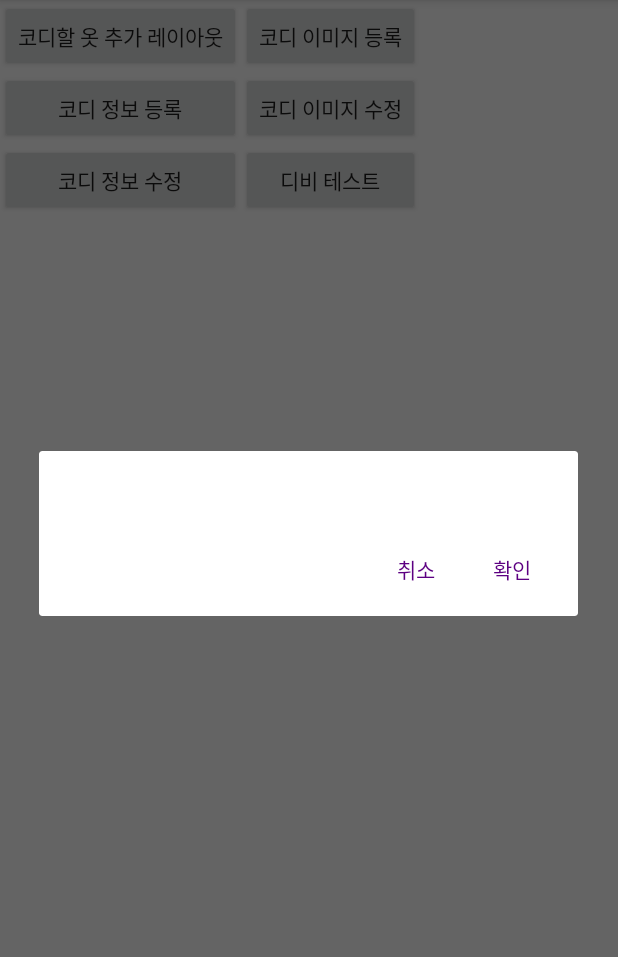
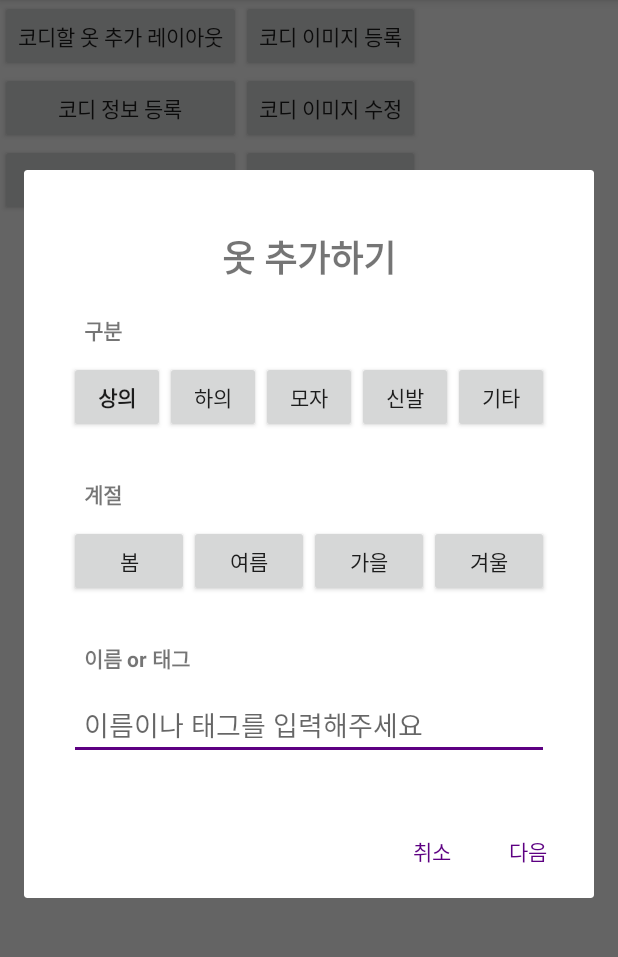
Before and after one commit to Ohrotan/MyLook, an Android app: the TestRanActivity screen opened directly, with no data from a screen before it, after a tap on "코디할 옷 추가 레이아웃", on a phone screen of 412 x 824 dp, the part 84-1041 px from its top. Run offline under Robolectric (Android 15) with nearby library versions, the phone set to English and light mode, and no system bars.

Commit message:
코디옷추가 검색창 레이아웃, 검색결과창 레이아웃

```diff
--- a/app/build.gradle
+++ b/app/build.gradle
@@ -27,5 +27,6 @@ dependencies {
     testImplementation 'junit:junit:4.12'
     androidTestImplementation 'androidx.test:runner:1.2.0'
     androidTestImplementation 'androidx.test.espresso:espresso-core:3.2.0'
+    implementation 'androidx.gridlayout:gridlayout:1.0.0'
 }
 apply plugin: 'com.google.gms.google-services'
--- a/app/src/main/java/com/ssu/mylook/TestRanActivity.java
+++ b/app/src/main/java/com/ssu/mylook/TestRanActivity.java
@@ -1,12 +1,18 @@
 package com.ssu.mylook;
 
+import android.content.Context;
 import android.content.DialogInterface;
 import android.content.Intent;
 import android.os.Bundle;
 import android.view.LayoutInflater;
 import android.view.View;
+import android.view.ViewGroup;
+import android.widget.BaseAdapter;
 import android.widget.Button;
+import android.widget.GridView;
 import android.widget.Toast;
+
+import java.util.ArrayList;
 
 import androidx.appcompat.app.AlertDialog;
 import androidx.appcompat.app.AppCompatActivity;
@@ -19,7 +25,11 @@ public class TestRanActivity extends AppCompatActivity implements View.OnClickLi
     Button btn5;
     Button btn6;
 
+    //옷 추가 레이아웃
     AlertDialog dialog;
+    GridView listView;
+    ClotheListAdapter myListAdapter;
+    ArrayList<ClotheListItem> list_itemArrayList;
 
 
     @Override
@@ -34,23 +44,37 @@ public class TestRanActivity extends AppCompatActivity implements View.OnClickLi
         btn5 = findViewById(R.id.button5);
         btn6 = findViewById(R.id.button6);
 
+        //옷 추가 레이아웃
+        list_itemArrayList = new ArrayList<ClotheListItem>();
+        listView = (GridView)findViewById(R.id.coordi_clothe_result_view);
+
     }
 
     @Override
     public void onClick(View v) {
         Intent intent;
         if(v == btn1){ //코디할 옷 추가 레이아웃
-            AlertDialog.Builder builder = new AlertDialog.Builder(this);
+           final AlertDialog.Builder builder = new AlertDialog.Builder(this);
 
-            LayoutInflater inflater = (LayoutInflater)getSystemService(LAYOUT_INFLATER_SERVICE);
-            View bookAddPopup = inflater.inflate(R.layout.layout_clothe_add,null);
-            builder.setView(bookAddPopup);
-            builder.setPositiveButton("확인",new DialogInterface.OnClickListener() {
+            final LayoutInflater inflater = (LayoutInflater)getSystemService(LAYOUT_INFLATER_SERVICE);
+            View clotheAddPopup = inflater.inflate(R.layout.layout_clothe_add_search,null);
+            builder.setView(clotheAddPopup);
+            builder.setPositiveButton("다음",new DialogInterface.OnClickListener() {
                 @Override
-                public void onClick(DialogInterface dialog, int which) {
-                    Toast.makeText(TestRanActivity.this,
-                            "코디할 옷 추가",Toast.LENGTH_SHORT).show();
-                        //제목이나 저자로 책검색 이동
+                public void onClick(DialogInterface dialo, int which) {
+                    View clotheAddPopup = inflater.inflate(R.layout.layout_clothe_add,null);
+                    builder.setView(clotheAddPopup);
+                    builder.setPositiveButton("다음",new DialogInterface.OnClickListener() {
+                        @Override
+                        public void onClick(DialogInterface dialog, int which) {
+
+                        }
+                    });
+                    builder.setNegativeButton("취소",null);
+
+
+                    dialog = builder.create();
+                    dialog.show();
 
                 }
             });
--- /dev/null
+++ b/app/src/main/res/layout/layout_clothe_add_search.xml
@@ -0,0 +1,130 @@
+<?xml version="1.0" encoding="utf-8"?>
+<LinearLayout xmlns:android="http://schemas.android.com/apk/res/android"
+    android:orientation="vertical" android:layout_width="match_parent"
+    android:layout_height="match_parent"
+    android:padding="30dp">
+
+    <TextView
+        android:id="@+id/textView"
+        android:layout_width="match_parent"
+        android:layout_height="wrap_content"
+        android:text="옷 추가하기"
+        android:textAlignment="center"
+        android:textSize="24dp"
+        android:padding="10dp"
+        android:textStyle="bold" />
+
+    <TextView
+        android:id="@+id/textView2"
+        android:layout_width="match_parent"
+        android:layout_height="wrap_content"
+        android:text="구분"
+        android:padding="10dp"
+        android:textStyle="bold" />
+
+    <LinearLayout
+        android:layout_width="match_parent"
+        android:layout_height="wrap_content"
+        android:paddingBottom="20dp"
+        android:orientation="horizontal">
+
+        <Button
+            android:id="@+id/button"
+            android:layout_width="wrap_content"
+            android:layout_height="wrap_content"
+            android:layout_weight="1"
+            android:text="상의"
+            android:textStyle="bold" />
+
+        <Button
+            android:id="@+id/button7"
+            android:layout_width="wrap_content"
+            android:layout_height="wrap_content"
+            android:layout_weight="1"
+
+            android:text="하의" />
+
+        <Button
+            android:id="@+id/button8"
+            android:layout_width="wrap_content"
+            android:layout_height="wrap_content"
+            android:layout_weight="1"
+
+            android:text="모자" />
+
+        <Button
+            android:id="@+id/button9"
+            android:layout_width="wrap_content"
+            android:layout_height="wrap_content"
+            android:layout_weight="1"
+
+            android:text="신발" />
+
+        <Button
+            android:id="@+id/button10"
+            android:layout_width="wrap_content"
+            android:layout_height="wrap_content"
+            android:layout_weight="1"
+            android:text="기타" />
+    </LinearLayout>
+
+    <TextView
+        android:id="@+id/textView3"
+        android:layout_width="match_parent"
+        android:layout_height="wrap_content"
+        android:text="계절"
+        android:padding="10dp"
+        android:textStyle="bold" />
+
+    <LinearLayout
+        android:layout_width="match_parent"
+        android:layout_height="wrap_content"
+        android:paddingBottom="20dp"
+        android:orientation="horizontal">
+
+        <Button
+            android:id="@+id/button11"
+            android:layout_width="wrap_content"
+            android:layout_height="wrap_content"
+            android:layout_weight="1"
+            android:text="봄" />
+
+        <Button
+            android:id="@+id/button12"
+            android:layout_width="wrap_content"
+            android:layout_height="wrap_content"
+            android:layout_weight="1"
+            android:text="여름" />
+
+        <Button
+            android:id="@+id/button13"
+            android:layout_width="wrap_content"
+            android:layout_height="wrap_content"
+            android:layout_weight="1"
+            android:text="가을" />
+
+        <Button
+            android:id="@+id/button14"
+            android:layout_width="wrap_content"
+            android:layout_height="wrap_content"
+            android:layout_weight="1"
+            android:text="겨울" />
+    </LinearLayout>
+
+    <TextView
+        android:id="@+id/textView4"
+        android:layout_width="match_parent"
+        android:layout_height="wrap_content"
+        android:text="이름 or 태그"
+        android:padding="10dp"
+        android:textStyle="bold" />
+
+    <EditText
+        android:id="@+id/editText"
+        android:layout_width="match_parent"
+        android:layout_height="wrap_content"
+        android:padding="10dp"
+        android:ems="10"
+        android:inputType="textPersonName"
+        android:hint="이름이나 태그를 입력해주세요" />
+</LinearLayout>
```
Also changed, not shown: app/src/main/java/com/ssu/mylook/ClotheListAdapter.java (added, +68 -0 lines), app/src/main/java/com/ssu/mylook/ClotheListItem.java (added, +45 -0 lines), app/src/main/res/layout/layout_clothe.xml (added, +27 -0 lines), app/src/main/res/layout/layout_clothe_add.xml (+19 -1 lines).
